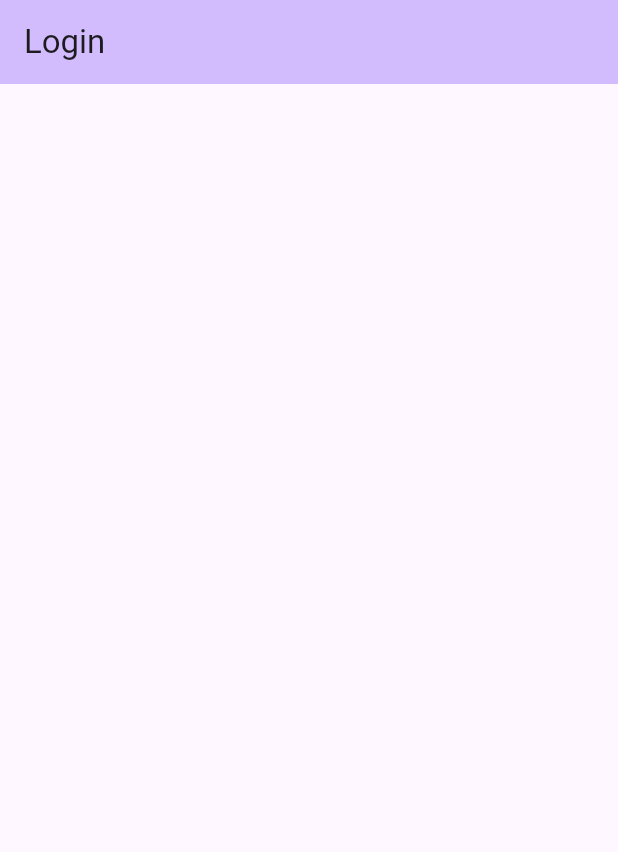
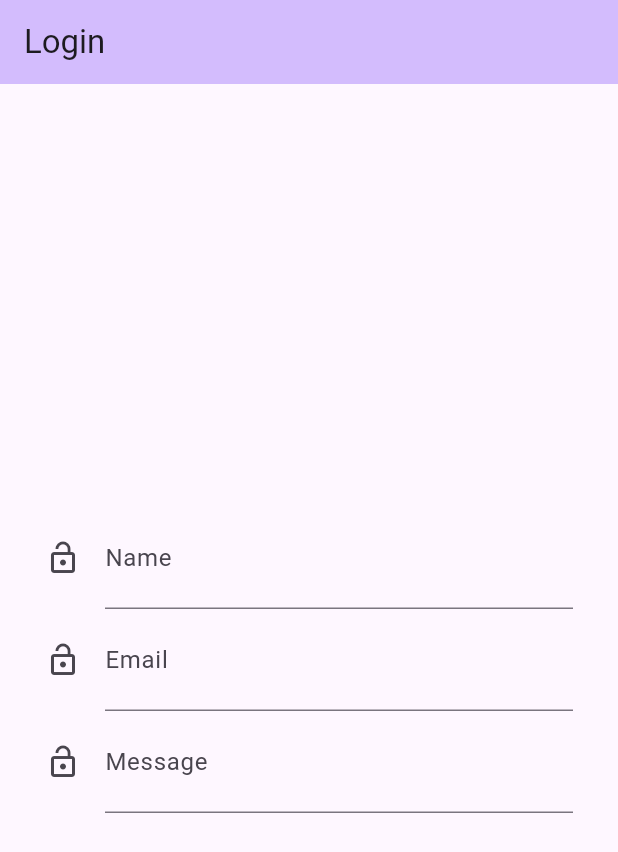
Before and after one commit to polPintero/advertech, a Flutter app: the screen it shows after launch, on a phone screen of 412 x 824 dp. Shown: the top 852 px of the screen. Run offline on Flutter 3.47's test engine with Material 2 defaults, Android fonts, the phone set to English and light mode, and no system bars.

Commit message:
added input to loginpage

```diff
--- a/lib/pages/login.dart
+++ b/lib/pages/login.dart
@@ -1,4 +1,5 @@
 import 'package:flutter/material.dart';
+import 'package:advertech/components/input.dart';
 
 
 class LoginPage extends StatefulWidget {
@@ -19,9 +20,16 @@ class _LoginPageState extends State<LoginPage> {
         title: Text(widget.title),
       ),
       body: Center(
-        child: Column(
-          mainAxisAlignment: MainAxisAlignment.center,
-          children: <Widget>[],
+        child: Padding(
+          padding: const EdgeInsets.symmetric(horizontal: 30.0),
+          child: Column(
+            mainAxisAlignment: MainAxisAlignment.center,
+            children: <Widget>[
+              Input(label: 'Name'),
+              Input(label: 'Email'),
+              Input(label: 'Message')
+            ],
+          ),
         ),
       ),
     );
```
